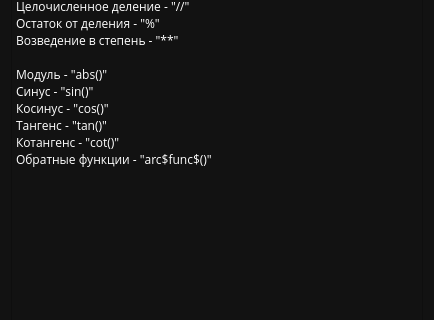
Old version of the form forms/ReadMeGraphWindow.ui in the repository SMS-message/SchoolProject; both pictures show x 0 to 434 and y 153 to 473 of the 434 by 620 pixel window.
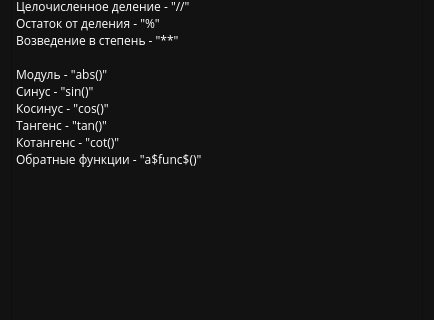
New version of the form.

```diff
--- a/forms/ReadMeGraphWindow.ui
+++ b/forms/ReadMeGraphWindow.ui
@@ -103,7 +103,7 @@
 &lt;p style=&quot; margin-top:0px; margin-bottom:0px; margin-left:0px; margin-right:0px; -qt-block-indent:0; text-indent:0px;&quot;&gt;Косинус - &amp;quot;cos()&amp;quot;&lt;/p&gt;
 &lt;p style=&quot; margin-top:0px; margin-bottom:0px; margin-left:0px; margin-right:0px; -qt-block-indent:0; text-indent:0px;&quot;&gt;Тангенс - &amp;quot;tan()&amp;quot;&lt;/p&gt;
 &lt;p style=&quot; margin-top:0px; margin-bottom:0px; margin-left:0px; margin-right:0px; -qt-block-indent:0; text-indent:0px;&quot;&gt;Котангенс - &amp;quot;cot()&amp;quot;&lt;/p&gt;
-&lt;p style=&quot; margin-top:0px; margin-bottom:0px; margin-left:0px; margin-right:0px; -qt-block-indent:0; text-indent:0px;&quot;&gt;Обратные функции - &amp;quot;arc$func$()&amp;quot;&lt;/p&gt;&lt;/body&gt;&lt;/html&gt;</string>
+&lt;p style=&quot; margin-top:0px; margin-bottom:0px; margin-left:0px; margin-right:0px; -qt-block-indent:0; text-indent:0px;&quot;&gt;Обратные функции - &amp;quot;a$func$()&amp;quot;&lt;/p&gt;&lt;/body&gt;&lt;/html&gt;</string>
        </property>
       </widget>
      </item>
```
